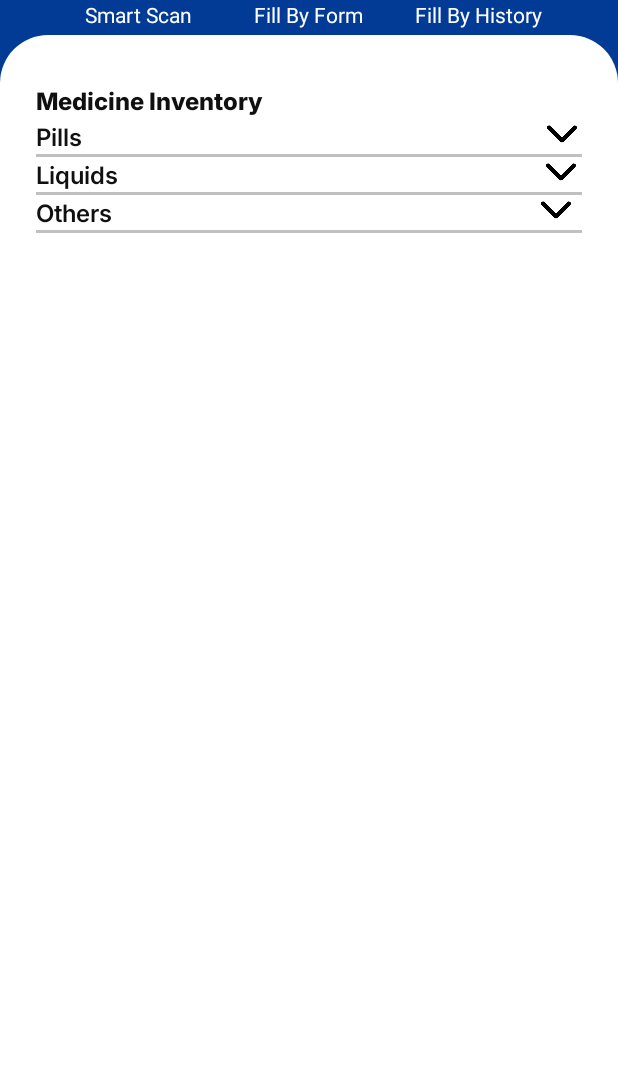
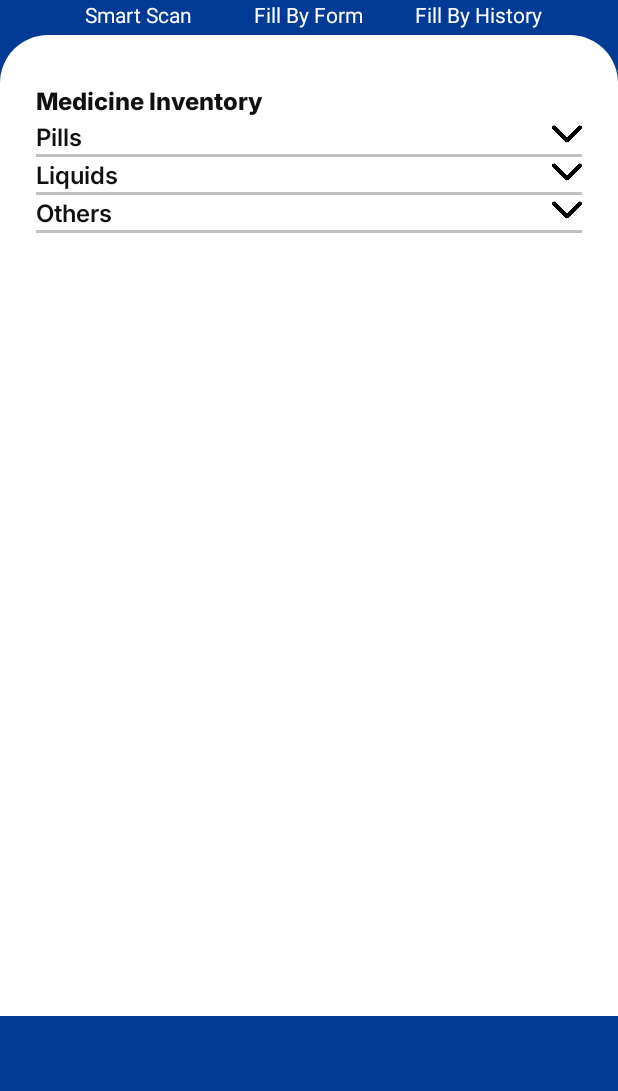
Before and after one commit to ItsMeOX/SmartHealth, an Android app: the layout inventory_fragment.xml on its own in the app's theme, with its tools: preview values and no code run, on a phone screen of 412 x 824 dp, the part 145-1236 px from its top. Run offline under Robolectric (Android 15) with nearby library versions, the phone set to English and light mode, and no system bars.

Commit message:
Changed scrollview to nested scroll view for inventory_fragment.xml and algined collapse and expand image

```diff
--- a/app/src/main/res/layout/inventory_fragment.xml
+++ b/app/src/main/res/layout/inventory_fragment.xml
@@ -132,11 +132,12 @@
 
     </androidx.constraintlayout.widget.ConstraintLayout>
 
-    <ScrollView
+    <androidx.core.widget.NestedScrollView
         android:id="@+id/main_content_view"
         android:layout_width="match_parent"
         android:layout_height="0dp"
         android:layout_marginTop="120dp"
+        android:layout_marginBottom="50dp"
         android:background="@drawable/main_content_background"
         app:layout_constraintBottom_toBottomOf="parent"
         app:layout_constraintTop_toTopOf="parent"
@@ -168,8 +169,9 @@
                 android:layout_height="match_parent"
                 android:orientation="horizontal">
                 <TextView
-                    android:layout_width="wrap_content"
+                    android:layout_width="0dp"
                     android:layout_height="wrap_content"
+                    android:layout_weight="1"
                     android:fontFamily="@font/inter_semibold"
                     android:text="@string/inventory_pills"
                     android:textColor="#101010"
@@ -181,7 +183,6 @@
                     android:layout_width="20dp"
                     android:layout_height="20dp"
                     android:clickable="true"
-                    android:layout_marginLeft="310dp"
                     android:src="@drawable/arrow_down">
                 </ImageView>
             </LinearLayout>
@@ -204,8 +205,9 @@
                 android:layout_height="match_parent"
                 android:orientation="horizontal">
                 <TextView
-                    android:layout_width="wrap_content"
+                    android:layout_width="0dp"
                     android:layout_height="wrap_content"
+                    android:layout_weight="1"
                     android:fontFamily="@font/inter_semibold"
                     android:text="@string/inventory_liquids"
                     android:textColor="#101010"
@@ -215,8 +217,8 @@
                     android:clickable="true"
                     android:layout_width="20dp"
                     android:layout_height="20dp"
-                    android:layout_marginLeft="285dp"
-                    android:src="@drawable/arrow_down">
+                    android:src="@drawable/arrow_down"
+                    android:layout_gravity="end">
                 </ImageView>
 
             </LinearLayout>
@@ -239,8 +241,9 @@
                 android:layout_height="match_parent"
                 android:orientation="horizontal">
                 <TextView
-                    android:layout_width="wrap_content"
+                    android:layout_width="0dp"
                     android:layout_height="wrap_content"
+                    android:layout_weight="1"
                     android:fontFamily="@font/inter_semibold"
                     android:text="@string/inventory_others"
                     android:textColor="#101010"
@@ -250,8 +253,8 @@
                     android:clickable="true"
                     android:layout_width="20dp"
                     android:layout_height="20dp"
-                    android:layout_marginLeft="285dp"
-                    android:src="@drawable/arrow_down">
+                    android:src="@drawable/arrow_down"
+                    android:layout_gravity="end">
                 </ImageView>
 
             </LinearLayout>
@@ -266,12 +269,12 @@
                 android:id="@+id/othersRV"
                 android:layout_width="match_parent"
                 android:layout_height="wrap_content"
-                android:orientation="vertical">
+                android:orientation="vertical"
 
+                >
             </androidx.recyclerview.widget.RecyclerView>
-
         </LinearLayout>
-    </ScrollView>
+    </androidx.core.widget.NestedScrollView>
 
 
 </androidx.constraintlayout.widget.ConstraintLayout>
```
